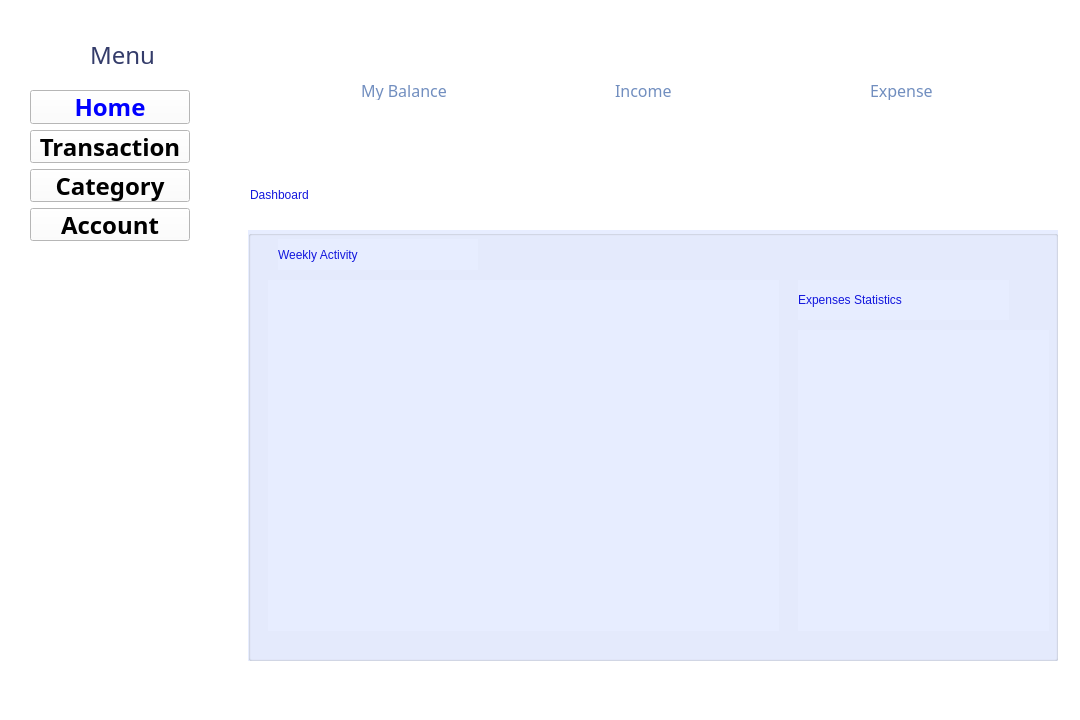
Before: the Qt Designer form Modules/Home/Home.ui in Yennanng/Do_An_KTLT, drawn with Qt 5.
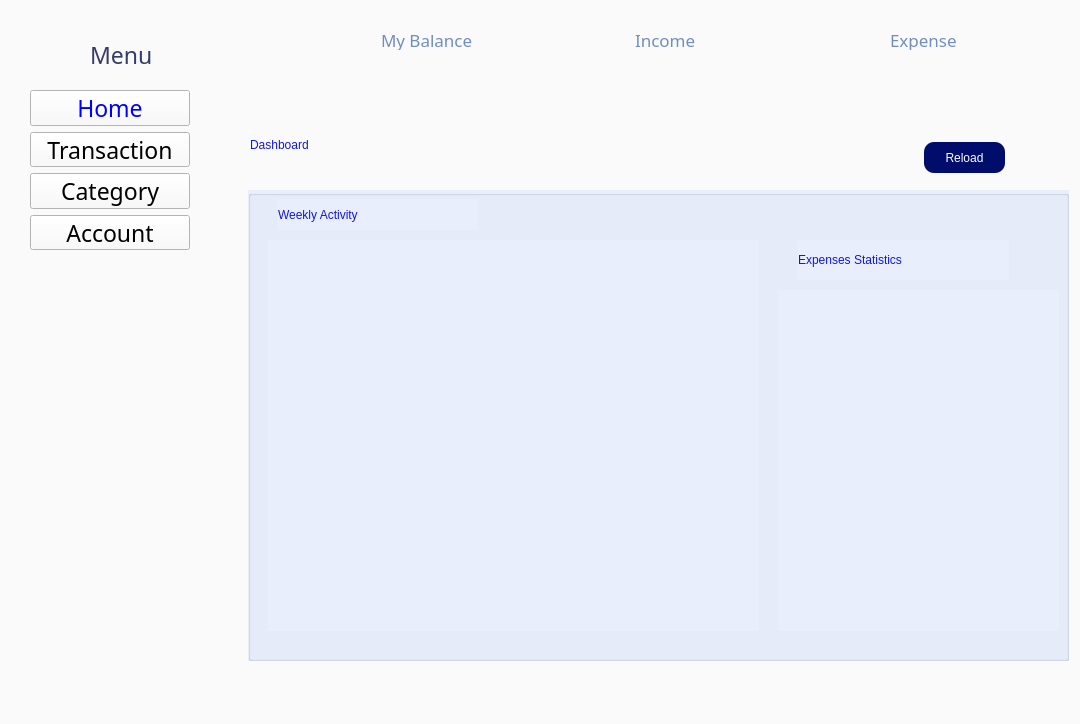
After: the same form once the commit is applied. Icons and pictures are not drawn.

```diff
--- a/Modules/Home/Home.ui
+++ b/Modules/Home/Home.ui
@@ -7,7 +7,7 @@
     <x>0</x>
     <y>0</y>
     <width>1080</width>
-    <height>720</height>
+    <height>724</height>
    </rect>
   </property>
   <property name="sizePolicy">
@@ -24,14 +24,14 @@
     <normaloff>GitClone/Do_an_cky_KTLT/Images/Home/Icon_Home.png</normaloff>GitClone/Do_an_cky_KTLT/Images/Home/Icon_Home.png</iconset>
   </property>
   <property name="styleSheet">
-   <string notr="true">background-color: rgb(255, 255, 255);</string>
+   <string notr="true">background-color: rgb(250, 250, 250);</string>
   </property>
   <widget class="QWidget" name="centralwidget">
    <widget class="QLabel" name="label_8">
     <property name="geometry">
      <rect>
       <x>250</x>
-      <y>170</y>
+      <y>120</y>
       <width>261</width>
       <height>50</height>
      </rect>
@@ -48,13 +48,16 @@
     <property name="geometry">
      <rect>
       <x>248</x>
-      <y>230</y>
-      <width>810</width>
-      <height>431</height>
+      <y>190</y>
+      <width>821</width>
+      <height>471</height>
      </rect>
     </property>
     <property name="styleSheet">
-     <string notr="true">background-color: rgb(231, 237, 255);</string>
+     <string notr="true">
+
+
+background-color: rgb(232, 238, 251);</string>
     </property>
     <property name="title">
      <string/>
@@ -81,8 +84,8 @@
       <rect>
        <x>20</x>
        <y>50</y>
-       <width>511</width>
-       <height>351</height>
+       <width>491</width>
+       <height>391</height>
       </rect>
      </property>
      <layout class="QVBoxLayout" name="Columnchart"/>
@@ -90,10 +93,10 @@
     <widget class="QWidget" name="verticalLayoutWidget_2">
      <property name="geometry">
       <rect>
-       <x>550</x>
+       <x>530</x>
        <y>100</y>
-       <width>251</width>
-       <height>301</height>
+       <width>281</width>
+       <height>341</height>
       </rect>
      </property>
      <layout class="QVBoxLayout" name="Piechart"/>
@@ -116,32 +119,13 @@
      </property>
     </widget>
    </widget>
-   <widget class="QLabel" name="label_14">
-    <property name="geometry">
-     <rect>
-      <x>950</x>
-      <y>150</y>
-      <width>80</width>
-      <height>80</height>
-     </rect>
-    </property>
-    <property name="text">
-     <string/>
-    </property>
-    <property name="textFormat">
-     <enum>Qt::PlainText</enum>
-    </property>
-    <property name="pixmap">
-     <pixmap>../../Images/Home/Icon_Robot.png</pixmap>
-    </property>
-   </widget>
    <widget class="QLabel" name="Icon_menu">
     <property name="geometry">
      <rect>
-      <x>20</x>
+      <x>30</x>
       <y>40</y>
-      <width>25</width>
-      <height>25</height>
+      <width>35</width>
+      <height>35</height>
      </rect>
     </property>
     <property name="text">
@@ -162,8 +146,11 @@
     </property>
     <property name="font">
      <font>
-      <family>Bahnschrift SemiLight</family>
-      <pointsize>18</pointsize>
+      <family>Rockwell</family>
+      <pointsize>17</pointsize>
+      <weight>50</weight>
+      <italic>false</italic>
+      <bold>false</bold>
      </font>
     </property>
     <property name="styleSheet">
@@ -179,7 +166,7 @@
       <x>30</x>
       <y>90</y>
       <width>160</width>
-      <height>151</height>
+      <height>160</height>
      </rect>
     </property>
     <layout class="QVBoxLayout" name="verticalLayout_3">
@@ -193,10 +180,11 @@
        </property>
        <property name="font">
         <font>
-         <family>Bahnschrift SemiBold</family>
-         <pointsize>18</pointsize>
-         <weight>75</weight>
-         <bold>true</bold>
+         <family>Rockwell</family>
+         <pointsize>17</pointsize>
+         <weight>50</weight>
+         <italic>false</italic>
+         <bold>false</bold>
         </font>
        </property>
        <property name="styleSheet">
@@ -227,12 +215,16 @@
        </property>
        <property name="font">
         <font>
-         <family>Bahnschrift SemiBold</family>
-         <pointsize>18</pointsize>
-         <weight>75</weight>
-         <bold>true</bold>
+         <family>Rockwell</family>
+         <pointsize>17</pointsize>
+         <weight>50</weight>
+         <italic>false</italic>
+         <bold>false</bold>
         </font>
        </property>
+       <property name="styleSheet">
+        <string notr="true">font: 17pt &quot;Rockwell&quot;;</string>
+       </property>
        <property name="text">
         <string>Transaction</string>
        </property>
@@ -258,12 +250,16 @@
        </property>
        <property name="font">
         <font>
-         <family>Bahnschrift SemiBold</family>
-         <pointsize>18</pointsize>
-         <weight>75</weight>
-         <bold>true</bold>
+         <family>Rockwell</family>
+         <pointsize>17</pointsize>
+         <weight>50</weight>
+         <italic>false</italic>
+         <bold>false</bold>
         </font>
        </property>
+       <property name="styleSheet">
+        <string notr="true">font: 17pt &quot;Rockwell&quot;;</string>
+       </property>
        <property name="text">
         <string>Category</string>
        </property>
@@ -289,12 +285,16 @@
        </property>
        <property name="font">
         <font>
-         <family>Bahnschrift SemiBold</family>
-         <pointsize>18</pointsize>
-         <weight>75</weight>
-         <bold>true</bold>
+         <family>Rockwell</family>
+         <pointsize>17</pointsize>
+         <weight>50</weight>
+         <italic>false</italic>
+         <bold>false</bold>
         </font>
        </property>
+       <property name="styleSheet">
+        <string notr="true">font: 17pt &quot;Rockwell&quot;;</string>
+       </property>
        <property name="text">
         <string>Account</string>
        </property>
@@ -315,8 +315,8 @@
    <widget class="QLabel" name="label_mybalance">
     <property name="geometry">
      <rect>
-      <x>361</x>
-      <y>80</y>
+      <x>381</x>
+      <y>30</y>
       <width>108</width>
       <height>20</height>
      </rect>
@@ -329,8 +329,11 @@
     </property>
     <property name="font">
      <font>
-      <family>Bahnschrift SemiLight</family>
-      <pointsize>12</pointsize>
+      <family>Rockwell</family>
+      <pointsize>13</pointsize>
+      <weight>50</weight>
+      <italic>false</italic>
+      <bold>false</bold>
      </font>
     </property>
     <property name="styleSheet">
@@ -343,8 +346,8 @@
    <widget class="QLabel" name="label_income">
     <property name="geometry">
      <rect>
-      <x>615</x>
-      <y>80</y>
+      <x>635</x>
+      <y>30</y>
       <width>108</width>
       <height>20</height>
      </rect>
@@ -357,8 +360,11 @@
     </property>
     <property name="font">
      <font>
-      <family>Bahnschrift SemiLight</family>
-      <pointsize>12</pointsize>
+      <family>Rockwell</family>
+      <pointsize>13</pointsize>
+      <weight>50</weight>
+      <italic>false</italic>
+      <bold>false</bold>
      </font>
     </property>
     <property name="styleSheet">
@@ -371,8 +377,8 @@
    <widget class="QLabel" name="Icon_mybalance">
     <property name="geometry">
      <rect>
-      <x>271</x>
-      <y>80</y>
+      <x>291</x>
+      <y>30</y>
       <width>70</width>
       <height>70</height>
      </rect>
@@ -393,8 +399,8 @@
    <widget class="QLabel" name="Icon_income">
     <property name="geometry">
      <rect>
-      <x>522</x>
-      <y>80</y>
+      <x>542</x>
+      <y>30</y>
       <width>70</width>
       <height>70</height>
      </rect>
@@ -415,8 +421,8 @@
    <widget class="QLabel" name="Icon_expense">
     <property name="geometry">
      <rect>
-      <x>782</x>
-      <y>80</y>
+      <x>802</x>
+      <y>30</y>
       <width>70</width>
       <height>70</height>
      </rect>
@@ -437,12 +443,24 @@
    <widget class="QLabel" name="label_setincome">
     <property name="geometry">
      <rect>
-      <x>615</x>
-      <y>110</y>
+      <x>635</x>
+      <y>60</y>
       <width>141</width>
       <height>41</height>
      </rect>
     </property>
+    <property name="font">
+     <font>
+      <family>Cambria Math</family>
+      <pointsize>18</pointsize>
+      <weight>50</weight>
+      <italic>false</italic>
+      <bold>false</bold>
+     </font>
+    </property>
+    <property name="styleSheet">
+     <string notr="true">font: 18pt &quot;Cambria Math&quot;;</string>
+    </property>
     <property name="text">
      <string/>
     </property>
@@ -450,12 +468,24 @@
    <widget class="QLabel" name="label_setmybalance">
     <property name="geometry">
      <rect>
-      <x>361</x>
-      <y>110</y>
+      <x>381</x>
+      <y>60</y>
       <width>141</width>
       <height>41</height>
      </rect>
     </property>
+    <property name="font">
+     <font>
+      <family>Cambria Math</family>
+      <pointsize>18</pointsize>
+      <weight>50</weight>
+      <italic>false</italic>
+      <bold>false</bold>
+     </font>
+    </property>
+    <property name="styleSheet">
+     <string notr="true">font: 18pt &quot;Cambria Math&quot;;</string>
+    </property>
     <property name="text">
      <string/>
     </property>
@@ -463,8 +493,8 @@
    <widget class="QLabel" name="label_expense">
     <property name="geometry">
      <rect>
-      <x>870</x>
-      <y>80</y>
+      <x>890</x>
+      <y>30</y>
       <width>108</width>
       <height>20</height>
      </rect>
@@ -477,8 +507,11 @@
     </property>
     <property name="font">
      <font>
-      <family>Bahnschrift SemiLight</family>
-      <pointsize>12</pointsize>
+      <family>Rockwell</family>
+      <pointsize>13</pointsize>
+      <weight>50</weight>
+      <italic>false</italic>
+      <bold>false</bold>
      </font>
     </property>
     <property name="styleSheet">
@@ -491,16 +524,66 @@
    <widget class="QLabel" name="label_setexpense">
     <property name="geometry">
      <rect>
-      <x>870</x>
-      <y>110</y>
+      <x>890</x>
+      <y>60</y>
       <width>141</width>
       <height>41</height>
      </rect>
     </property>
+    <property name="font">
+     <font>
+      <family>Cambria Math</family>
+      <pointsize>18</pointsize>
+      <weight>50</weight>
+      <italic>false</italic>
+      <bold>false</bold>
+     </font>
+    </property>
+    <property name="styleSheet">
+     <string notr="true">font: 18pt &quot;Cambria Math&quot;;</string>
+    </property>
     <property name="text">
      <string/>
     </property>
    </widget>
+   <widget class="QLabel" name="label_22">
+    <property name="geometry">
+     <rect>
+      <x>30</x>
+      <y>480</y>
+      <width>200</width>
+      <height>200</height>
+     </rect>
+    </property>
+    <property name="text">
+     <string/>
+    </property>
+    <property name="pixmap">
+     <pixmap>../../Images/Transaction/trangtri.png</pixmap>
+    </property>
+    <property name="scaledContents">
+     <bool>true</bool>
+    </property>
+   </widget>
+   <widget class="QPushButton" name="pushButton_Reset">
+    <property name="geometry">
+     <rect>
+      <x>924</x>
+      <y>142</y>
+      <width>81</width>
+      <height>31</height>
+     </rect>
+    </property>
+    <property name="styleSheet">
+     <string notr="true">background-color: rgb(0, 13, 107);
+font: 63 14pt &quot;Sitka Heading Semibold&quot;;
+color: rgb(255, 255, 255);
+border-radius: 10px</string>
+    </property>
+    <property name="text">
+     <string>Reload</string>
+    </property>
+   </widget>
   </widget>
   <widget class="QMenuBar" name="menubar">
    <property name="geometry">
```
Left out of the diff: 30 changed lines with no effect on the pictures.
